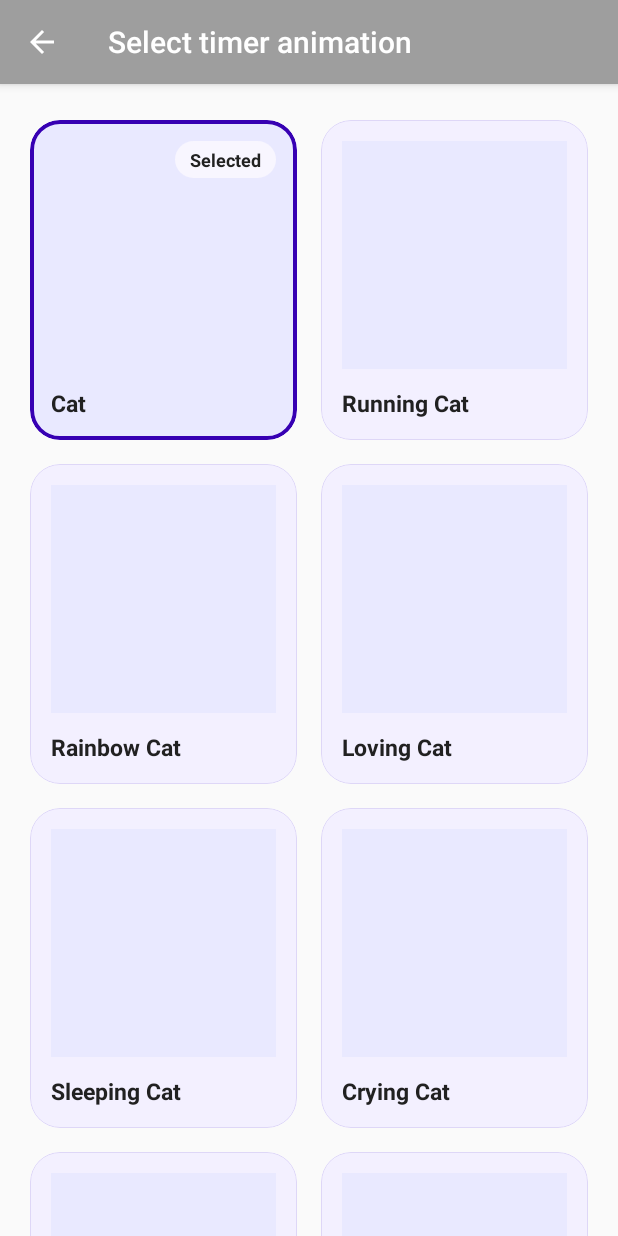
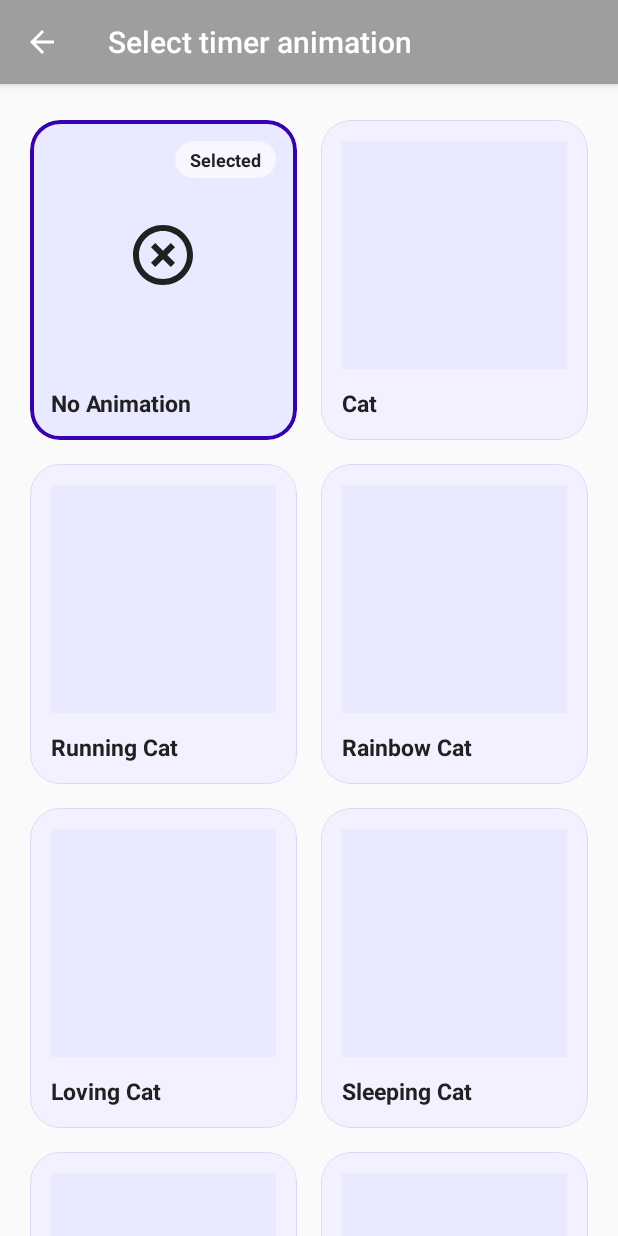
Before and after one commit to JavokhirJambulov/Pomodoro-App-Android, an Android app: the AnimationSelectionActivity screen opened directly, with no data from a screen before it, after a tap on "Selected", on a phone screen of 412 x 824 dp. Run offline under Robolectric (Android 15) with nearby library versions, the light colour scheme and no system bars; our stand-ins replace data binding; 1 other tap on this screen came first.

Commit message:
- added an option to disable timer animations - added `animation_off` string and localized translations - added `ic_hide` vector icon for the "No Animation" preview

```diff
--- a/app/src/main/java/com/nemjava/pomodoro/MainActivity.kt
+++ b/app/src/main/java/com/nemjava/pomodoro/MainActivity.kt
@@ -34,6 +34,7 @@ class MainActivity : AppCompatActivity() {
     private var timerService: ForegroundTimerService? = null
     private var serviceBound = false
     private var loadedTimerAnimationKey: String? = null
+    private var isTimerAnimationEnabled = true
 
     private val serviceConnection = object : ServiceConnection {
         override fun onServiceConnected(name: ComponentName?, service: IBinder?) {
@@ -118,7 +119,12 @@ class MainActivity : AppCompatActivity() {
         if (!force && loadedTimerAnimationKey == selectedAnimation.key) return
 
         loadedTimerAnimationKey = selectedAnimation.key
+        isTimerAnimationEnabled = selectedAnimation.hasAnimation
         binding.timerAnimation.cancelAnimation()
+        if (!selectedAnimation.hasAnimation) {
+            binding.timerAnimation.visibility = View.INVISIBLE
+            return
+        }
         LottieCompositionFactory.fromRawRes(this, selectedAnimation.rawResId).addListener { composition ->
             if (loadedTimerAnimationKey != selectedAnimation.key) return@addListener
             binding.timerAnimation.setComposition(composition)
@@ -286,6 +292,10 @@ class MainActivity : AppCompatActivity() {
     }
 
     private fun showRunningAnimation() {
+        if (!isTimerAnimationEnabled) {
+            binding.timerAnimation.visibility = View.INVISIBLE
+            return
+        }
         if (binding.timerAnimation.isInvisible) {
             binding.timerAnimation.visibility = View.VISIBLE
         }
--- a/app/src/main/java/com/nemjava/pomodoro/commons/TimerAnimationCatalog.kt
+++ b/app/src/main/java/com/nemjava/pomodoro/commons/TimerAnimationCatalog.kt
@@ -10,6 +10,7 @@ object TimerAnimationCatalog {
     private const val DEFAULT_ANIMATION_KEY = "cat"
 
     private val options = listOf(
+        TimerAnimationOption("off", R.string.animation_off, 0),
         TimerAnimationOption("cat", R.string.animation_cat, R.raw.cat),
         TimerAnimationOption("running_cat", R.string.animation_running_cat, R.raw.running_cat),
         TimerAnimationOption("rainbow_cat", R.string.animation_rainbow_cat, R.raw.rainbow_cat),
--- a/app/src/main/java/com/nemjava/pomodoro/commons/TimerAnimationOption.kt
+++ b/app/src/main/java/com/nemjava/pomodoro/commons/TimerAnimationOption.kt
@@ -7,4 +7,7 @@ data class TimerAnimationOption(
     val key: String,
     @StringRes val titleResId: Int,
     @RawRes val rawResId: Int
-)
+) {
+    val hasAnimation: Boolean
+        get() = rawResId != 0
+}
--- a/app/src/main/java/com/nemjava/pomodoro/screen/AnimationSelectionActivity.kt
+++ b/app/src/main/java/com/nemjava/pomodoro/screen/AnimationSelectionActivity.kt
@@ -126,12 +126,16 @@ private class TimerAnimationAdapter(
 
             binding.animationPreview.cancelAnimation()
             binding.animationPreview.progress = 0f
+            binding.animationPreview.isVisible = option.hasAnimation
+            binding.animationOffPreview.isVisible = !option.hasAnimation
+            if (option.hasAnimation) {
                 LottieCompositionFactory.fromRawRes(binding.root.context, option.rawResId)
                     .addListener { composition ->
                         if (boundAnimationKey != option.key) return@addListener
                         binding.animationPreview.setComposition(composition)
                         binding.animationPreview.repeatCount = LottieDrawable.INFINITE
                         binding.animationPreview.playAnimation()
+                    }
             }
 
             binding.animationCard.setOnClickListener {
@@ -143,6 +147,8 @@ private class TimerAnimationAdapter(
             boundAnimationKey = null
             binding.animationPreview.cancelAnimation()
             binding.animationPreview.progress = 0f
+            binding.animationPreview.isVisible = true
+            binding.animationOffPreview.isVisible = false
         }
     }
 }
--- /dev/null
+++ b/app/src/main/res/drawable-anydpi/ic_hide.xml
@@ -0,0 +1,10 @@
+<vector xmlns:android="http://schemas.android.com/apk/res/android"
+    android:width="24dp"
+    android:height="24dp"
+    android:viewportWidth="24"
+    android:viewportHeight="24"
+    android:tint="#FFFFFF">
+  <path
+      android:fillColor="@android:color/white"
+      android:pathData="M14.59,8L12,10.59 9.41,8 8,9.41 10.59,12 8,14.59 9.41,16 12,13.41 14.59,16 16,14.59 13.41,12 16,9.41 14.59,8zM12,2C6.47,2 2,6.47 2,12s4.47,10 10,10 10,-4.47 10,-10S17.53,2 12,2zM12,20c-4.41,0 -8,-3.59 -8,-8s3.59,-8 8,-8 8,3.59 8,8 -3.59,8 -8,8z"/>
+</vector>
--- a/app/src/main/res/layout/item_timer_animation.xml
+++ b/app/src/main/res/layout/item_timer_animation.xml
@@ -23,6 +23,16 @@
                 android:layout_width="match_parent"
                 android:layout_height="152dp"
                 android:background="@color/button_color">
+
+                <ImageView
+                    android:id="@+id/animationOffPreview"
+                    android:layout_width="48dp"
+                    android:layout_height="48dp"
+                    android:layout_gravity="center"
+                    android:contentDescription="@string/animation_off"
+                    android:src="@drawable/ic_hide"
+                    android:tint="@color/screen_text_primary"
+                    android:visibility="gone" />
 
                 <com.airbnb.lottie.LottieAnimationView
                     android:id="@+id/animationPreview"
--- a/app/src/main/res/values/strings.xml
+++ b/app/src/main/res/values/strings.xml
@@ -48,6 +48,7 @@
     <string name="plan_sessions_format">%1$d sessions</string>
     <string name="session_status_format" translatable="false">%1$s • %2$d/%3$d</string>
     <string name="selected">Selected</string>
+    <string name="animation_off">No Animation</string>
     <string name="animation_cat">Cat</string>
     <string name="animation_running_cat">Running Cat</string>
     <string name="animation_rainbow_cat">Rainbow Cat</string>
```
Also changed, not shown: 4 other files. Lines whose indentation alone changed are shown as unchanged.
